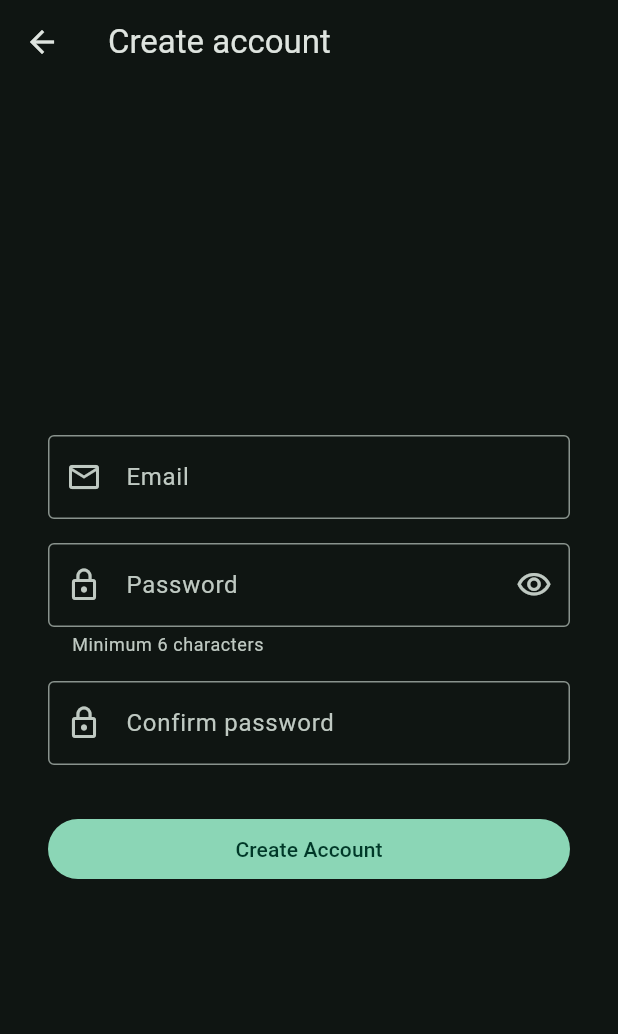
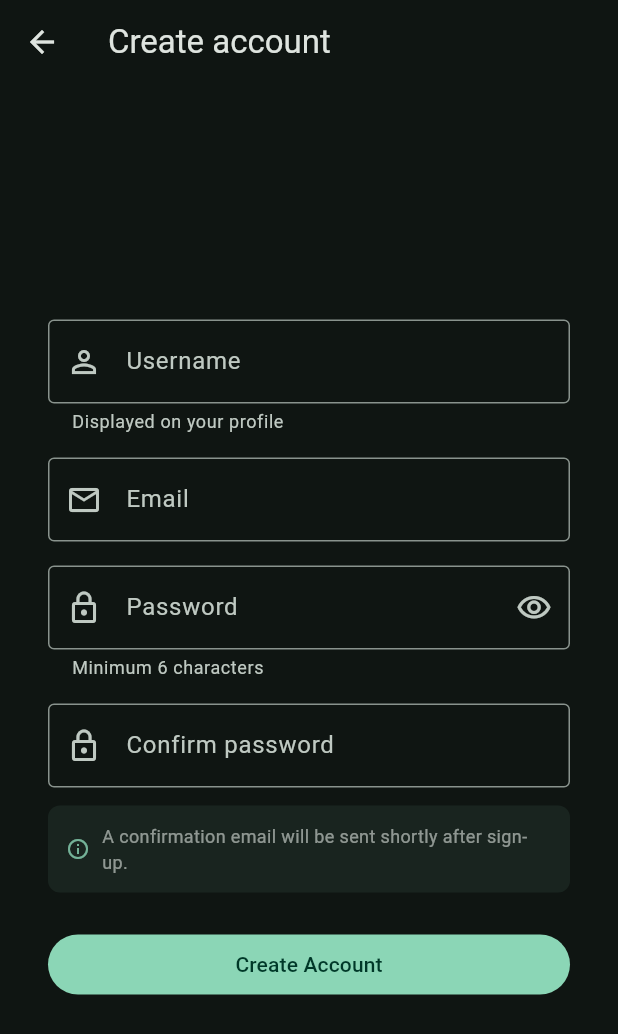
Before and after one commit to jaypat7828/courtflow, a Flutter app: the RegisterScreen screen opened by its route, on a phone screen of 412 x 824 dp. Shown: the top 1034 px of the screen. Run offline on Flutter 3.47's test engine with Material 3 defaults, Android fonts, the phone set to English and light mode, and no system bars; our stand-ins replace supabase_flutter; accounts and stored records are empty.

Commit message:
feat: queued email confirmation — username on register, 3-day banner, Edge Function

```diff
--- a/frontend/lib/screens/auth/register_screen.dart
+++ b/frontend/lib/screens/auth/register_screen.dart
@@ -12,15 +12,16 @@ class RegisterScreen extends StatefulWidget {
 class _RegisterScreenState extends State<RegisterScreen> {
   final _auth = AuthService();
   final _formKey = GlobalKey<FormState>();
+  final _usernameController = TextEditingController();
   final _emailController = TextEditingController();
   final _passwordController = TextEditingController();
   final _confirmController = TextEditingController();
   bool _loading = false;
   bool _obscurePassword = true;
-  bool _registered = false;
 
   @override
   void dispose() {
+    _usernameController.dispose();
     _emailController.dispose();
     _passwordController.dispose();
     _confirmController.dispose();
@@ -34,11 +35,16 @@ class _RegisterScreenState extends State<RegisterScreen> {
       await _auth.signUp(
         email: _emailController.text.trim(),
         password: _passwordController.text,
+        username: _usernameController.text.trim(),
       );
-      setState(() => _registered = true);
+      // Queue confirmation email — sent in background, won't block the user.
+      // _AuthGate detects the new session and navigates to Dashboard.
+      await _auth.queueConfirmationEmail();
     } on AuthException catch (e) {
+      if (!mounted) return;
       _showError(e.message);
     } catch (_) {
+      if (!mounted) return;
       _showError('An unexpected error occurred. Please try again.');
     } finally {
       if (mounted) setState(() => _loading = false);
@@ -55,38 +61,6 @@ class _RegisterScreenState extends State<RegisterScreen> {
   Widget build(BuildContext context) {
     final colorScheme = Theme.of(context).colorScheme;
 
-    if (_registered) {
-      return Scaffold(
-        body: Center(
-          child: Padding(
-            padding: const EdgeInsets.all(32.0),
-            child: Column(
-              mainAxisAlignment: MainAxisAlignment.center,
-              children: [
-                Icon(Icons.mark_email_read_outlined,
-                    size: 72, color: colorScheme.primary),
-                const SizedBox(height: 24),
-                Text('Check your email',
-                    style: Theme.of(context).textTheme.headlineSmall),
-                const SizedBox(height: 12),
-                Text(
-                  'We sent a confirmation link to ${_emailController.text.trim()}.\nClick it to activate your account.',
-                  textAlign: TextAlign.center,
-                  style: TextStyle(
-                      color: colorScheme.onSurface.withValues(alpha: 0.6)),
-                ),
-                const SizedBox(height: 32),
-                FilledButton(
-                  onPressed: () => Navigator.pushReplacementNamed(context, '/login'),
-                  child: const Text('Back to Sign In'),
-                ),
-              ],
-            ),
-          ),
-        ),
-      );
-    }
-
     return Scaffold(
       appBar: AppBar(
         leading: IconButton(
@@ -98,19 +72,42 @@ class _RegisterScreenState extends State<RegisterScreen> {
       body: Center(
         child: ConstrainedBox(
           constraints: const BoxConstraints(maxWidth: 420),
-          child: Padding(
+          child: SingleChildScrollView(
             padding: const EdgeInsets.all(32.0),
             child: Form(
               key: _formKey,
               child: Column(
-                mainAxisAlignment: MainAxisAlignment.center,
                 crossAxisAlignment: CrossAxisAlignment.stretch,
                 children: [
+                  // Username
+                  TextFormField(
+                    controller: _usernameController,
+                    autofillHints: const [AutofillHints.nickname],
+                    textInputAction: TextInputAction.next,
+                    decoration: const InputDecoration(
+                      labelText: 'Username',
+                      prefixIcon: Icon(Icons.person_outline),
+                      border: OutlineInputBorder(),
+                      helperText: 'Displayed on your profile',
+                    ),
+                    validator: (v) {
+                      if (v == null || v.trim().isEmpty) {
+                        return 'Choose a username';
+                      }
+                      if (v.trim().length < 2) {
+                        return 'Username must be at least 2 characters';
+                      }
+                      return null;
+                    },
+                  ),
+                  const SizedBox(height: 16),
+
                   // Email
                   TextFormField(
                     controller: _emailController,
                     keyboardType: TextInputType.emailAddress,
                     autofillHints: const [AutofillHints.newUsername],
+                    textInputAction: TextInputAction.next,
                     decoration: const InputDecoration(
                       labelText: 'Email',
                       prefixIcon: Icon(Icons.email_outlined),
@@ -129,6 +126,7 @@ class _RegisterScreenState extends State<RegisterScreen> {
                     controller: _passwordController,
                     obscureText: _obscurePassword,
                     autofillHints: const [AutofillHints.newPassword],
+                    textInputAction: TextInputAction.next,
                     decoration: InputDecoration(
                       labelText: 'Password',
                       prefixIcon: const Icon(Icons.lock_outline),
@@ -144,7 +142,9 @@ class _RegisterScreenState extends State<RegisterScreen> {
                     ),
                     validator: (v) {
                       if (v == null || v.isEmpty) return 'Enter a password';
-                      if (v.length < 6) return 'Password must be at least 6 characters';
+                      if (v.length < 6) {
+                        return 'Password must be at least 6 characters';
+                      }
                       return null;
                     },
                   ),
@@ -154,6 +154,8 @@ class _RegisterScreenState extends State<RegisterScreen> {
                   TextFormField(
                     controller: _confirmController,
                     obscureText: true,
+                    autofillHints: const [AutofillHints.newPassword],
+                    textInputAction: TextInputAction.done,
                     decoration: const InputDecoration(
                       labelText: 'Confirm password',
                       prefixIcon: Icon(Icons.lock_outline),
@@ -167,7 +169,35 @@ class _RegisterScreenState extends State<RegisterScreen> {
                     },
                     onFieldSubmitted: (_) => _signUp(),
                   ),
-                  const SizedBox(height: 32),
+                  const SizedBox(height: 12),
+
+                  // Info note about email
+                  Container(
+                    padding: const EdgeInsets.all(12),
+                    decoration: BoxDecoration(
+                      color: colorScheme.primary.withValues(alpha: 0.08),
+                      borderRadius: BorderRadius.circular(8),
+                    ),
+                    child: Row(
+                      children: [
+                        Icon(Icons.info_outline,
+                            size: 16,
+                            color: colorScheme.primary.withValues(alpha: 0.8)),
+                        const SizedBox(width: 8),
+                        Expanded(
+                          child: Text(
+                            'A confirmation email will be sent shortly after sign-up.',
+                            style: TextStyle(
+                              fontSize: 12,
+                              color:
+                                  colorScheme.onSurface.withValues(alpha: 0.6),
+                            ),
+                          ),
+                        ),
+                      ],
+                    ),
+                  ),
+                  const SizedBox(height: 24),
 
                   FilledButton(
                     onPressed: _loading ? null : _signUp,
--- a/frontend/lib/services/auth_service.dart
+++ b/frontend/lib/services/auth_service.dart
@@ -1,6 +1,7 @@
 import 'package:supabase_flutter/supabase_flutter.dart';
 
 class AuthService {
+  final _client = Supabase.instance.client;
   final _auth = Supabase.instance.client.auth;
 
   User? get currentUser => _auth.currentUser;
@@ -8,8 +9,16 @@ class AuthService {
 
   Stream<AuthState> get authStateChanges => _auth.onAuthStateChange;
 
-  Future<void> signUp({required String email, required String password}) async {
-    await _auth.signUp(email: email, password: password);
+  Future<void> signUp({
+    required String email,
+    required String password,
+    required String username,
+  }) async {
+    await _auth.signUp(
+      email: email,
+      password: password,
+      data: {'username': username.trim()},
+    );
   }
 
   Future<void> signIn({required String email, required String password}) async {
@@ -23,4 +32,20 @@ class AuthService {
   Future<void> resetPassword(String email) async {
     await _auth.resetPasswordForEmail(email);
   }
+
+  /// Queues a confirmation email for the current user.
+  /// Processed in batches by the Edge Function to stay under rate limits.
+  Future<void> queueConfirmationEmail() async {
+    final user = currentUser;
+    if (user == null) return;
+    await _client.from('email_queue').insert({
+      'user_id': user.id,
+      'email': user.email,
+      'type': 'email_confirmation',
+      // Stagger sends: schedule 2 minutes after sign-up to avoid burst
+      'scheduled_at': DateTime.now()
+          .add(const Duration(minutes: 2))
+          .toIso8601String(),
+    });
+  }
 }
```
Also changed, not shown: frontend/lib/main.dart (+13 -0 lines), frontend/lib/screens/dashboard_screen.dart (+93 -13 lines), frontend/lib/screens/verify_email_screen.dart (added, +89 -0 lines), 2 other files.
